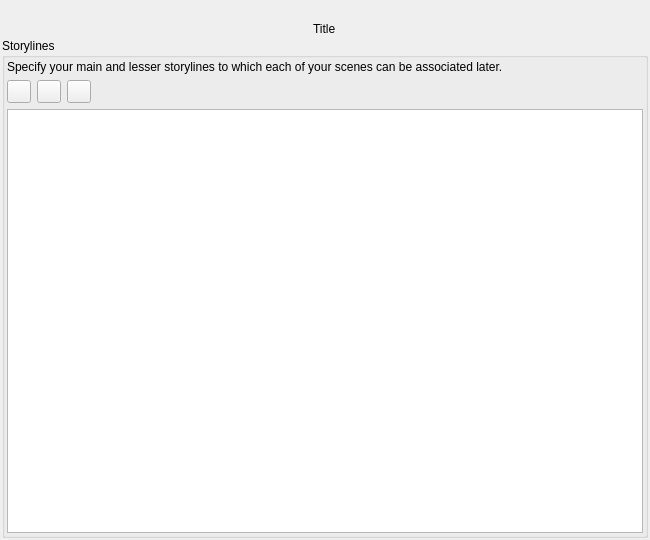
First picture: the form in ui/novel_view.ui, repository zkovari/plotlyst, before the edit.
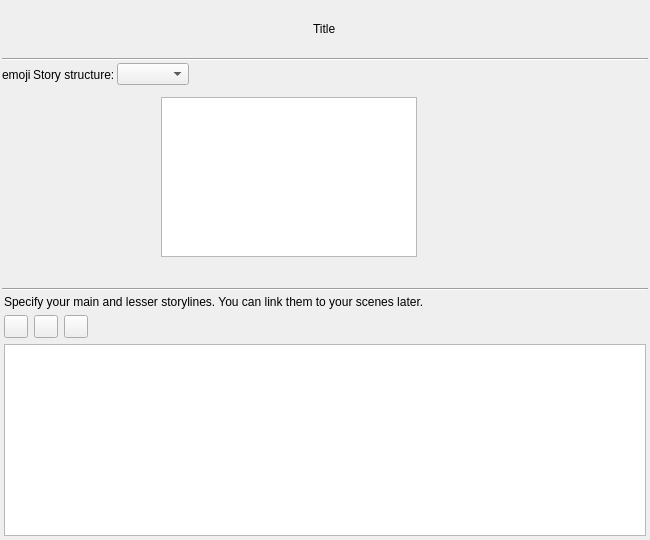
Second picture: the form after the edit.

Commit message: Add other story structures

The edit to the form file:
```diff
--- a/ui/novel_view.ui
+++ b/ui/novel_view.ui
@@ -57,10 +57,160 @@
     </layout>
    </item>
    <item>
-    <widget class="QGroupBox" name="groupBox">
-     <property name="title">
-      <string>Storylines</string>
+    <spacer name="horizontalSpacer_4">
+     <property name="orientation">
+      <enum>Qt::Horizontal</enum>
      </property>
+     <property name="sizeHint" stdset="0">
+      <size>
+       <width>40</width>
+       <height>20</height>
+      </size>
+     </property>
+    </spacer>
+   </item>
+   <item>
+    <widget class="Line" name="line_2">
+     <property name="orientation">
+      <enum>Qt::Horizontal</enum>
+     </property>
+    </widget>
+   </item>
+   <item>
+    <layout class="QHBoxLayout" name="horizontalLayout">
+     <item>
+      <widget class="QLabel" name="lblStoryStructureEmoji">
+       <property name="text">
+        <string>emoji</string>
+       </property>
+      </widget>
+     </item>
+     <item>
+      <widget class="QLabel" name="label">
+       <property name="text">
+        <string>Story structure:</string>
+       </property>
+      </widget>
+     </item>
+     <item>
+      <widget class="QComboBox" name="cbStoryStructure"/>
+     </item>
+     <item>
+      <spacer name="horizontalSpacer_2">
+       <property name="orientation">
+        <enum>Qt::Horizontal</enum>
+       </property>
+       <property name="sizeHint" stdset="0">
+        <size>
+         <width>40</width>
+         <height>20</height>
+        </size>
+       </property>
+      </spacer>
+     </item>
+     <item>
+      <widget class="QToolButton" name="btnStoryStructureInfo">
+       <property name="maximumSize">
+        <size>
+         <width>16777215</width>
+         <height>16777215</height>
+        </size>
+       </property>
+       <property name="cursor">
+        <cursorShape>PointingHandCursor</cursorShape>
+       </property>
+       <property name="styleSheet">
+        <string notr="true">border: 0px;</string>
+       </property>
+       <property name="text">
+        <string/>
+       </property>
+       <property name="iconSize">
+        <size>
+         <width>20</width>
+         <height>20</height>
+        </size>
+       </property>
+       <property name="checkable">
+        <bool>true</bool>
+       </property>
+       <property name="popupMode">
+        <enum>QToolButton::InstantPopup</enum>
+       </property>
+       <property name="toolButtonStyle">
+        <enum>Qt::ToolButtonTextBesideIcon</enum>
+       </property>
+       <property name="arrowType">
+        <enum>Qt::NoArrow</enum>
+       </property>
+      </widget>
+     </item>
+    </layout>
+   </item>
+   <item>
+    <layout class="QHBoxLayout" name="horizontalLayout_4">
+     <item>
+      <spacer name="horizontalSpacer_6">
+       <property name="orientation">
+        <enum>Qt::Horizontal</enum>
+       </property>
+       <property name="sizeType">
+        <enum>QSizePolicy::Preferred</enum>
+       </property>
+       <property name="sizeHint" stdset="0">
+        <size>
+         <width>150</width>
+         <height>20</height>
+        </size>
+       </property>
+      </spacer>
+     </item>
+     <item>
+      <widget class="QWidget" name="wdgStoryStructureInfo" native="true">
+       <layout class="QHBoxLayout" name="horizontalLayout_5">
+        <item>
+         <widget class="QTextBrowser" name="textStoryStructureInfo"/>
+        </item>
+       </layout>
+      </widget>
+     </item>
+     <item>
+      <spacer name="horizontalSpacer_7">
+       <property name="orientation">
+        <enum>Qt::Horizontal</enum>
+       </property>
+       <property name="sizeHint" stdset="0">
+        <size>
+         <width>40</width>
+         <height>20</height>
+        </size>
+       </property>
+      </spacer>
+     </item>
+    </layout>
+   </item>
+   <item>
+    <spacer name="horizontalSpacer_5">
+     <property name="orientation">
+      <enum>Qt::Horizontal</enum>
+     </property>
+     <property name="sizeHint" stdset="0">
+      <size>
+       <width>40</width>
+       <height>20</height>
+      </size>
+     </property>
+    </spacer>
+   </item>
+   <item>
+    <widget class="Line" name="line">
+     <property name="orientation">
+      <enum>Qt::Horizontal</enum>
+     </property>
+    </widget>
+   </item>
+   <item>
+    <widget class="QWidget" name="widget" native="true">
      <layout class="QVBoxLayout" name="verticalLayout_2">
       <property name="spacing">
        <number>6</number>
@@ -80,7 +230,7 @@
       <item>
        <widget class="QLabel" name="lblStorylinesDescription">
         <property name="text">
-         <string>Specify your main and lesser storylines to which each of your scenes can be associated later.</string>
+         <string>Specify your main and lesser storylines. You can link them to your scenes later.</string>
         </property>
         <property name="wordWrap">
          <bool>true</bool>
@@ -138,6 +288,9 @@
         </item>
         <item>
          <widget class="QTableView" name="tblStoryLines">
+          <property name="showGrid">
+           <bool>false</bool>
+          </property>
           <attribute name="horizontalHeaderVisible">
            <bool>false</bool>
           </attribute>
```
The commit also changes 11 other files.
